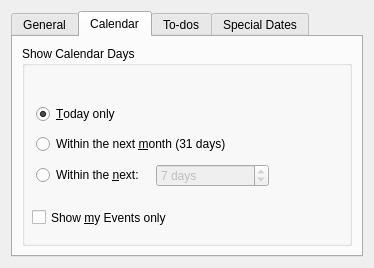
Qt form kontact/plugins/planner/plannerconfig_base.ui (chusopr/kdepim-ktimetracker-akonadi) before a commit.
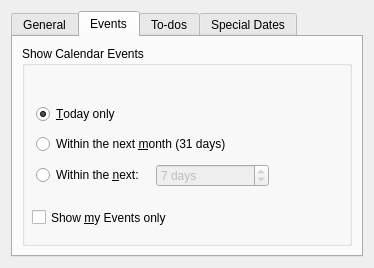
The same form after that commit. The open tabs and pages were chosen to show the change. Custom widgets are drawn as their Qt base class.

Commit message: Groupware support: hide events and to-dos that don't belong to my calendars Probably useful in the e4 version but not critical there. MERGE: none

What changed in the file:
```diff
--- a/kontact/plugins/planner/plannerconfig_base.ui
+++ b/kontact/plugins/planner/plannerconfig_base.ui
@@ -111,13 +111,13 @@
      </widget>
      <widget class="QWidget" name="CalendarTab">
       <attribute name="title">
-       <string>Calendar</string>
+       <string>Events</string>
       </attribute>
       <layout class="QVBoxLayout" name="verticalLayout_5">
        <item>
         <widget class="QGroupBox" name="mDaysGroup">
          <property name="title">
-          <string>Show Calendar Days</string>
+          <string>Show Calendar Events</string>
          </property>
          <widget class="QWidget" name="layoutWidget">
           <property name="geometry">
```
Left out of the diff: 2 changed lines with no effect on the pictures. The commit also changes 4 other files.
